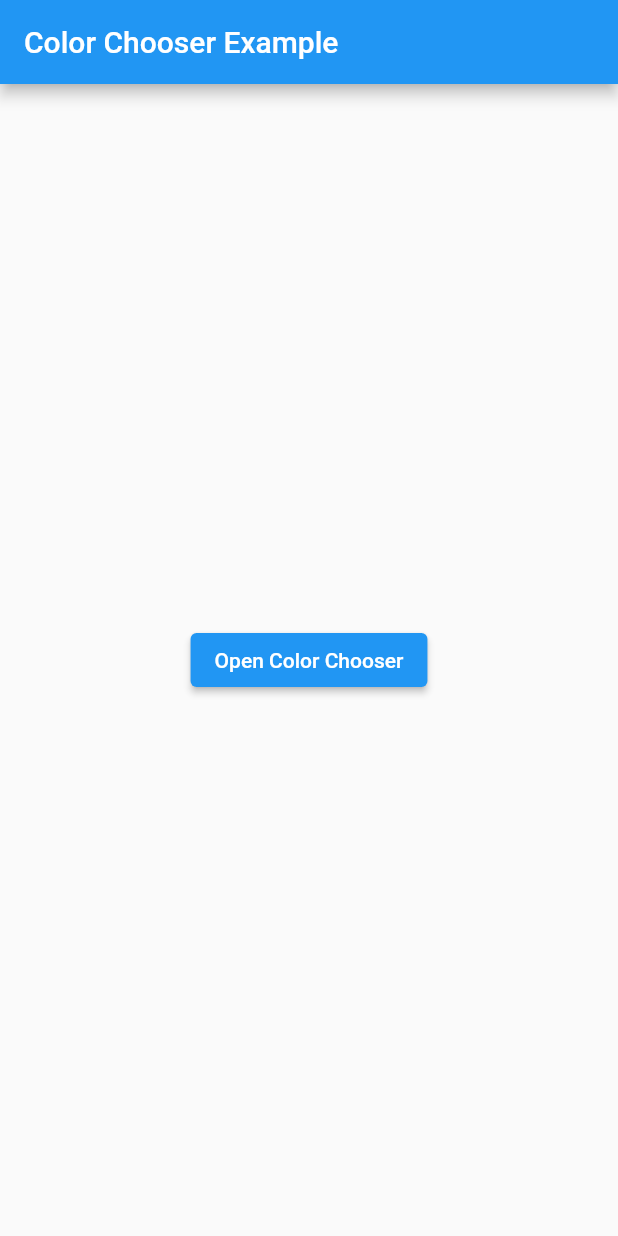
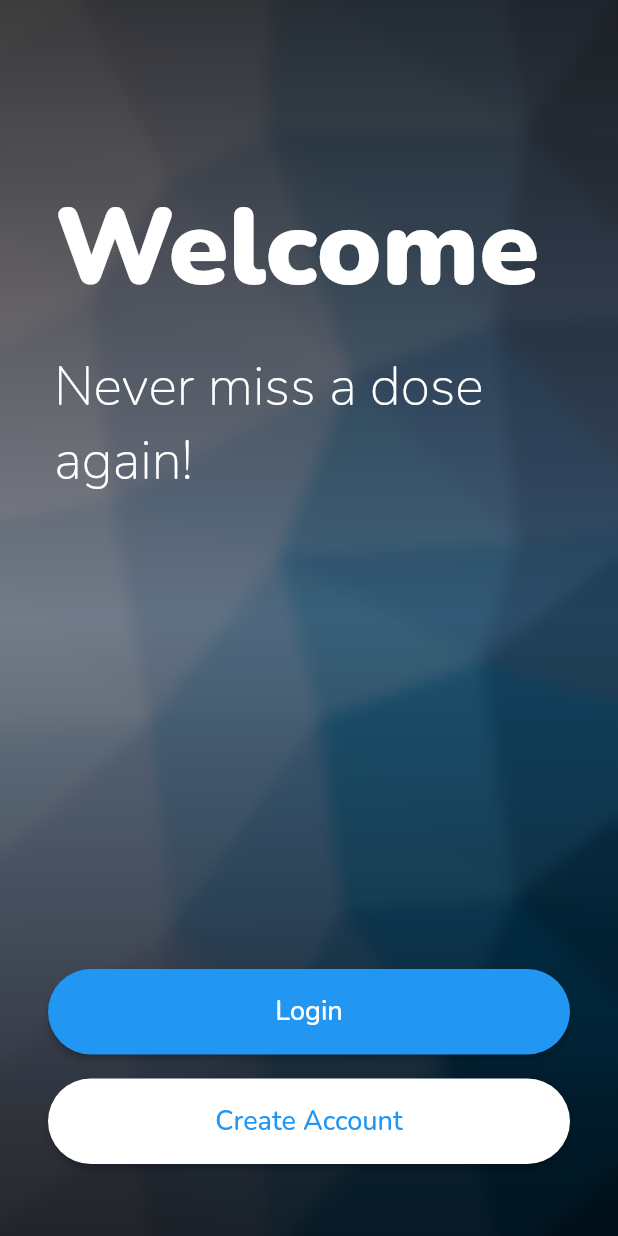
Before and after one commit to alissone/medication_manager, a Flutter app: the screen it shows after launch, on a phone screen of 412 x 824 dp. Run offline on Flutter 3.47's test engine with Material 2 defaults, Android fonts, the phone set to English and light mode, and no system bars; our stand-ins replace cloud_firestore, firebase_core, flutter_colorpicker, get, google_fonts; missing offline and left inert: flutter_fast_forms; accounts and stored records are empty; statements that could not run were skipped.

Commit message:
Add Login Page

```diff
--- a/lib/main.dart
+++ b/lib/main.dart
@@ -2,6 +2,7 @@ import 'dart:convert';
 
 import 'package:flutter/material.dart';
 import 'package:get/get.dart';
+import 'package:google_fonts/google_fonts.dart';
 import 'package:http/http.dart' as http;
 import 'package:medication_manager/color_picker_widget.dart';
 import 'package:medication_manager/colors_list.dart';
@@ -14,6 +15,7 @@ import 'package:medication_manager/time_tools.dart';
 
 import 'package:firebase_core/firebase_core.dart';
 import 'package:medication_manager/firebase_options.dart';
+import 'package:medication_manager/welcome_page.dart';
 
 Future<void> setupEmulators() async {
   // Uncomment this to use the local emulator
@@ -41,11 +43,14 @@ class MyApp extends StatelessWidget {
           builder: (context, child) =>
               MediaQuery(data: MediaQuery.of(context).copyWith(alwaysUse24HourFormat: true), child: child!),
           home: Scaffold(
-          appBar: AppBar(
-            title: Text('Color Chooser Example'),
+          body: Center(
+            child: LoginPage(),
           ),
-          body: Center(
-            child: ColorChooser(),
+        ),
+        theme: ThemeData(
+          primarySwatch: Colors.blue,
+          textTheme: GoogleFonts.nunitoTextTheme(
+            Theme.of(context).textTheme,
           ),
         ),
     );
--- /dev/null
+++ b/lib/welcome_page.dart
@@ -0,0 +1,140 @@
+import 'dart:ui';
+
+import 'package:flutter/material.dart';
+
+class LoginPage extends StatelessWidget {
+  @override
+  Widget build(BuildContext context) {
+    return Scaffold(
+      body: Stack(
+        children: [
+          Stack(
+            children: [
+              Container(
+                decoration: const BoxDecoration(
+                  image: DecorationImage(
+                    image: AssetImage('images/login_background.png'),
+                    fit: BoxFit.cover,
+                  ),
+                ),
+                child: BackdropFilter(
+                  filter: ImageFilter.blur(sigmaX: 5, sigmaY: 5),
+                  child: Container(
+                    color: Colors.black
+                        .withOpacity(0.4), // Adjust the opacity as desired
+                  ),
+                ),
+              ),
+              Container(
+                decoration: BoxDecoration(
+                  gradient: LinearGradient(
+                    begin: Alignment.topCenter,
+                    end: Alignment.bottomCenter,
+                    colors: [
+                      Colors.black.withOpacity(0.6),
+                      Colors.transparent,
+                      Colors.black.withOpacity(0.6),
+                    ],
+                  ),
+                ),
+              ),
+            ],
+          ),
+          Padding(
+            padding: const EdgeInsets.all(16.0),
+            child: Column(
+              crossAxisAlignment: CrossAxisAlignment.start,
+              children: [
+                const SizedBox(height: 100),
+                const Padding(
+                  padding: EdgeInsets.symmetric(horizontal: 20),
+                  child: Text(
+                    'Welcome',
+                    style: TextStyle(
+                      color: Colors.white,
+                      fontSize: 72,
+                      fontWeight: FontWeight.w900,
+                    ),
+                  ),
+                ),
+                const SizedBox(height: 20),
+                const Padding(
+                  padding: EdgeInsets.symmetric(horizontal: 20),
+                  child: Text(
+                    'Never miss a dose again!',
+                    style: TextStyle(
+                      color: Colors.white,
+                      fontSize: 36,
+                      fontWeight: FontWeight.w200,
+                    ),
+                  ),
+                ),
+                const Spacer(),
+                Padding(
+                  padding: const EdgeInsets.all(16.0),
+                  child: Column(
+                    children: [
+                      SizedBox(
+                        width: double.infinity,
+                        child: ElevatedButton(
+                          onPressed: () {
+                            // Add your create account button logic here
+                          },
+                          style: ElevatedButton.styleFrom(
+                            backgroundColor: Colors.blue,
+                            shape: RoundedRectangleBorder(
+                              borderRadius: BorderRadius.circular(30),
+                            ),
+                          ),
+                          child: const Padding(
+                            padding: EdgeInsets.symmetric(vertical: 16.0),
+                            child: Text(
+                              'Login',
+                              style: TextStyle(
+                                fontSize: 18,
+                              ),
+                            ),
+                          ),
+                        ),
+                      ),
+                      const SizedBox(
+                        height: 16,
+                      ),
+                      SizedBox(
+                        width: double.infinity,
+                        child: ElevatedButton(
+                          onPressed: () {
+                            // Add your create account button logic here
+                          },
+                          style: ElevatedButton.styleFrom(
+                            backgroundColor: Colors.white,
+                            shape: RoundedRectangleBorder(
+                              borderRadius: BorderRadius.circular(30),
+                            ),
+                          ),
+                          child: const Padding(
+                            padding: EdgeInsets.symmetric(vertical: 16.0),
+                            child: Text(
+                              'Create Account',
+                              style: TextStyle(
+                                fontSize: 18,
+                                color: Colors.blue,
+                              ),
+                            ),
+                          ),
+                        ),
+                      ),
+                      const SizedBox(
+                        height: 16,
+                      ),
+                    ],
+                  ),
+                ),
+              ],
+            ),
+          ),
+        ],
+      ),
+    );
+  }
+}
```
Also changed, not shown: pubspec.yaml (+3 -4 lines), images/login_background.png (added), pubspec.lock.
